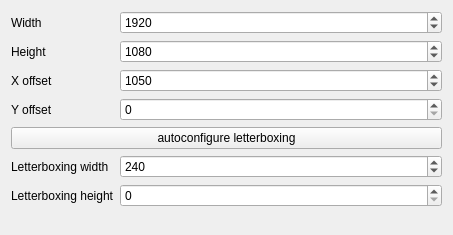
enra64/PalliLux, file ambilight-gui/singlescreenconfigpage.ui: the form before one commit.
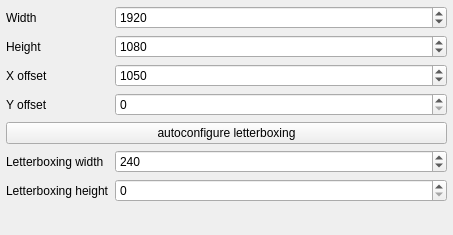
The form after the commit.

```diff
--- a/ambilight-gui/singlescreenconfigpage.ui
+++ b/ambilight-gui/singlescreenconfigpage.ui
@@ -13,7 +13,43 @@
   <property name="windowTitle">
    <string>Form</string>
   </property>
-  <layout class="QFormLayout" name="formLayout">
+  <layout class="QVBoxLayout" name="tabMainLayout">
+   <property name="spacing">
+    <number>0</number>
+   </property>
+   <property name="leftMargin">
+    <number>6</number>
+   </property>
+   <property name="topMargin">
+    <number>6</number>
+   </property>
+   <property name="rightMargin">
+    <number>6</number>
+   </property>
+   <property name="bottomMargin">
+    <number>6</number>
+   </property>
+   <item>
+    <widget class="QWidget" name="widget" native="true">
+     <layout class="QFormLayout" name="formLayout_3">
+      <property name="horizontalSpacing">
+       <number>6</number>
+      </property>
+      <property name="verticalSpacing">
+       <number>6</number>
+      </property>
+      <property name="leftMargin">
+       <number>0</number>
+      </property>
+      <property name="topMargin">
+       <number>0</number>
+      </property>
+      <property name="rightMargin">
+       <number>0</number>
+      </property>
+      <property name="bottomMargin">
+       <number>0</number>
+      </property>
    <item row="0" column="0">
     <widget class="QLabel" name="label_3">
      <property name="text">
@@ -79,6 +115,13 @@
      </property>
     </widget>
    </item>
+      <item row="4" column="0" colspan="2">
+       <widget class="QPushButton" name="letterboxAutoConfigButton">
+        <property name="text">
+         <string>autoconfigure letterboxing</string>
+        </property>
+       </widget>
+      </item>
    <item row="5" column="0">
     <widget class="QLabel" name="label_8">
      <property name="text">
@@ -110,11 +153,7 @@
      </property>
     </widget>
    </item>
-   <item row="4" column="0" colspan="2">
-    <widget class="QPushButton" name="letterboxAutoConfigButton">
-     <property name="text">
-      <string>autoconfigure letterboxing</string>
-     </property>
+     </layout>
     </widget>
    </item>
   </layout>
```
Lines whose indentation alone changed are shown as unchanged.
